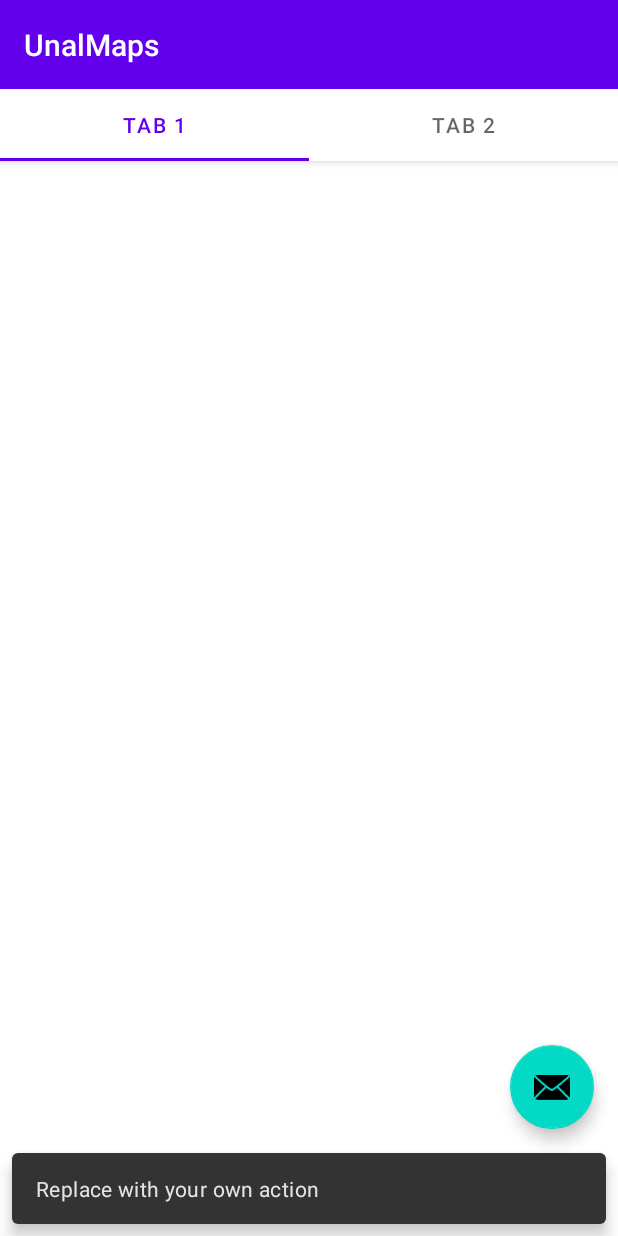
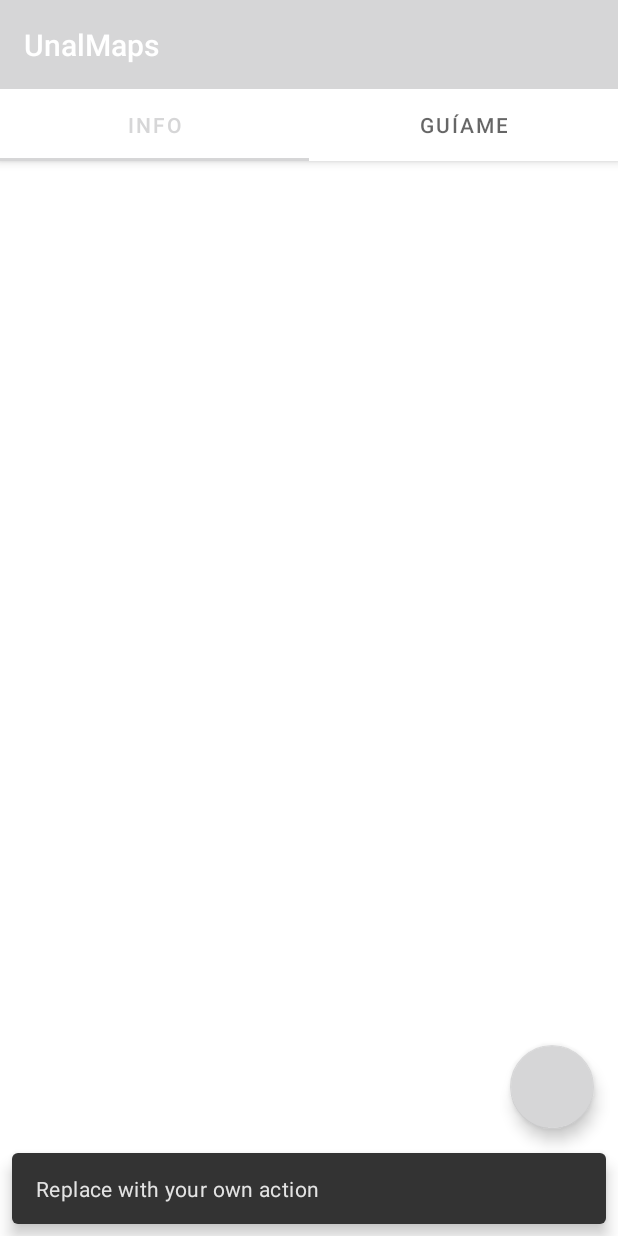
Before and after one commit to jnardosp/UnalMaps, an Android app: the screen it shows after launch (MainActivity), after a tap on an icon or button, on a phone screen of 412 x 824 dp. Run offline under Robolectric (Android 15) with nearby library versions, the phone set to English and light mode, and no system bars; 1 statement that could not run was skipped.

Commit message:
Changes in values of colors and strings from default

```diff
--- a/app/src/main/res/values/colors.xml
+++ b/app/src/main/res/values/colors.xml
@@ -1,10 +1,10 @@
 <?xml version="1.0" encoding="utf-8"?>
 <resources>
-    <color name="purple_200">#FFBB86FC</color>
-    <color name="purple_500">#FF6200EE</color>
-    <color name="purple_700">#FF3700B3</color>
-    <color name="teal_200">#FF03DAC5</color>
-    <color name="teal_700">#FF018786</color>
-    <color name="black">#FF000000</color>
+    <color name="darkBlue">#152329</color>
+    <color name="lightAquamarine">#E0F2F2</color>
+    <color name="tealGreen">#0C695D</color>
+    <color name="aquamarine">#37AFA9</color>
+    <color name="lightTealGreen">#2D8E87</color>
+    <color name="lightGray">#D9D9D9</color>
     <color name="white">#FFFFFFFF</color>
 </resources>
--- a/app/src/main/res/values/strings.xml
+++ b/app/src/main/res/values/strings.xml
@@ -1,5 +1,6 @@
 <resources>
     <string name="app_name">UnalMaps</string>
-    <string name="tab_text_1">Tab 1</string>
-    <string name="tab_text_2">Tab 2</string>
+    <string name="tab_text_1">Info</string>
+    <string name="tab_text_2">Guíame</string>
+    <string name="tabText3">Config</string>
 </resources>
```
